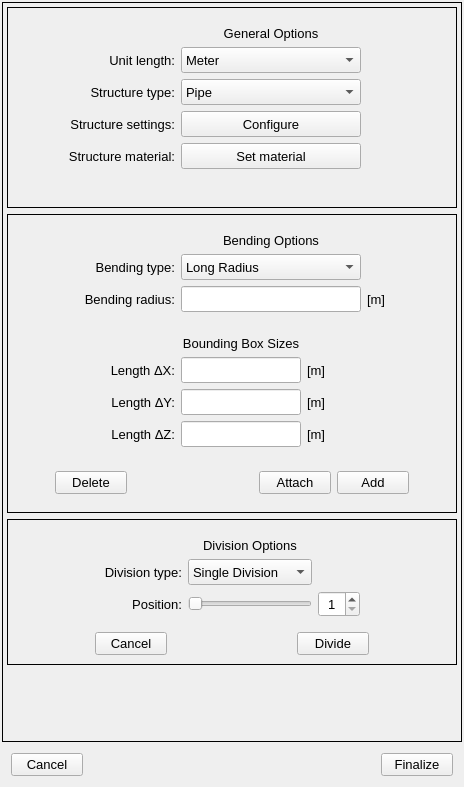
Above: pulse/interface/data/ui_files/model/geometry/geometry_designer_widget.ui from open-pulse/OpenPulse before the change. Below: the same form after it.
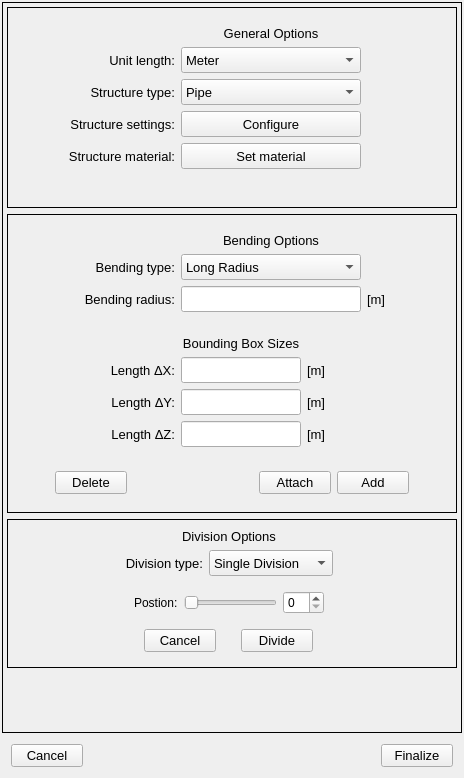
That is the form after the change.

Commit message: Adds options_stack_widget in GeometryDesignerWidget

```diff
--- a/pulse/interface/data/ui_files/model/geometry/geometry_designer_widget.ui
+++ b/pulse/interface/data/ui_files/model/geometry/geometry_designer_widget.ui
@@ -7,9 +7,15 @@
     <x>0</x>
     <y>0</y>
     <width>464</width>
-    <height>787</height>
+    <height>778</height>
    </rect>
   </property>
+  <property name="minimumSize">
+   <size>
+    <width>0</width>
+    <height>0</height>
+   </size>
+  </property>
   <property name="windowTitle">
    <string>Form</string>
   </property>
@@ -46,7 +52,7 @@
         <x>0</x>
         <y>0</y>
         <width>458</width>
-        <height>737</height>
+        <height>728</height>
        </rect>
       </property>
       <layout class="QGridLayout" name="gridLayout_4">
@@ -62,300 +68,18 @@
        <property name="bottomMargin">
         <number>4</number>
        </property>
-       <item row="3" column="0">
-        <widget class="QFrame" name="frame_division_options_2">
-         <property name="frameShape">
-          <enum>QFrame::Box</enum>
+       <item row="9" column="0">
+        <spacer name="verticalSpacer">
+         <property name="orientation">
+          <enum>Qt::Vertical</enum>
          </property>
-         <property name="frameShadow">
-          <enum>QFrame::Plain</enum>
+         <property name="sizeHint" stdset="0">
+          <size>
+           <width>20</width>
+           <height>40</height>
+          </size>
          </property>
-         <layout class="QGridLayout" name="gridLayout_7">
-          <item row="1" column="1">
-           <widget class="QFrame" name="frame_5">
-            <property name="frameShape">
-             <enum>QFrame::NoFrame</enum>
-            </property>
-            <property name="frameShadow">
-             <enum>QFrame::Raised</enum>
-            </property>
-            <layout class="QHBoxLayout" name="horizontalLayout_3">
-             <property name="leftMargin">
-              <number>0</number>
-             </property>
-             <property name="topMargin">
-              <number>0</number>
-             </property>
-             <property name="rightMargin">
-              <number>0</number>
-             </property>
-             <property name="bottomMargin">
-              <number>0</number>
-             </property>
-             <item>
-              <widget class="QPushButton" name="cancel_division_button">
-               <property name="minimumSize">
-                <size>
-                 <width>72</width>
-                 <height>0</height>
-                </size>
-               </property>
-               <property name="maximumSize">
-                <size>
-                 <width>72</width>
-                 <height>16777215</height>
-                </size>
-               </property>
-               <property name="font">
-                <font>
-                 <pointsize>10</pointsize>
-                </font>
-               </property>
-               <property name="text">
-                <string>Cancel</string>
-               </property>
-              </widget>
-             </item>
-             <item>
-              <spacer name="horizontalSpacer_11">
-               <property name="orientation">
-                <enum>Qt::Horizontal</enum>
-               </property>
-               <property name="sizeHint" stdset="0">
-                <size>
-                 <width>40</width>
-                 <height>20</height>
-                </size>
-               </property>
-              </spacer>
-             </item>
-             <item>
-              <widget class="QPushButton" name="apply_division_button">
-               <property name="minimumSize">
-                <size>
-                 <width>72</width>
-                 <height>0</height>
-                </size>
-               </property>
-               <property name="maximumSize">
-                <size>
-                 <width>72</width>
-                 <height>16777215</height>
-                </size>
-               </property>
-               <property name="font">
-                <font>
-                 <pointsize>10</pointsize>
-                </font>
-               </property>
-               <property name="text">
-                <string>Divide</string>
-               </property>
-              </widget>
-             </item>
-            </layout>
-           </widget>
-          </item>
-          <item row="0" column="1">
-           <widget class="QFrame" name="frame_division_options">
-            <property name="frameShape">
-             <enum>QFrame::NoFrame</enum>
-            </property>
-            <property name="frameShadow">
-             <enum>QFrame::Raised</enum>
-            </property>
-            <layout class="QGridLayout" name="gridLayout_3">
-             <item row="2" column="1">
-              <widget class="QSlider" name="division_slider">
-               <property name="sizePolicy">
-                <sizepolicy hsizetype="Preferred" vsizetype="Fixed">
-                 <horstretch>180</horstretch>
-                 <verstretch>0</verstretch>
-                </sizepolicy>
-               </property>
-               <property name="minimumSize">
-                <size>
-                 <width>0</width>
-                 <height>26</height>
-                </size>
-               </property>
-               <property name="maximumSize">
-                <size>
-                 <width>180</width>
-                 <height>26</height>
-                </size>
-               </property>
-               <property name="minimum">
-                <number>1</number>
-               </property>
-               <property name="maximum">
-                <number>10</number>
-               </property>
-               <property name="orientation">
-                <enum>Qt::Horizontal</enum>
-               </property>
-              </widget>
-             </item>
-             <item row="2" column="0">
-              <widget class="QLabel" name="division_slider_label">
-               <property name="minimumSize">
-                <size>
-                 <width>0</width>
-                 <height>26</height>
-                </size>
-               </property>
-               <property name="maximumSize">
-                <size>
-                 <width>120</width>
-                 <height>26</height>
-                </size>
-               </property>
-               <property name="font">
-                <font>
-                 <pointsize>10</pointsize>
-                </font>
-               </property>
-               <property name="text">
-                <string>Position:</string>
-               </property>
-               <property name="alignment">
-                <set>Qt::AlignRight|Qt::AlignTrailing|Qt::AlignVCenter</set>
-               </property>
-              </widget>
-             </item>
-             <item row="0" column="1">
-              <widget class="QLabel" name="general_options_label_2">
-               <property name="font">
-                <font>
-                 <pointsize>10</pointsize>
-                 <weight>50</weight>
-                 <bold>false</bold>
-                </font>
-               </property>
-               <property name="text">
-                <string>Division Options</string>
-               </property>
-               <property name="alignment">
-                <set>Qt::AlignCenter</set>
-               </property>
-              </widget>
-             </item>
-             <item row="1" column="1">
-              <widget class="QComboBox" name="division_combobox">
-               <property name="minimumSize">
-                <size>
-                 <width>0</width>
-                 <height>26</height>
-                </size>
-               </property>
-               <property name="maximumSize">
-                <size>
-                 <width>180</width>
-                 <height>26</height>
-                </size>
-               </property>
-               <property name="font">
-                <font>
-                 <pointsize>10</pointsize>
-                </font>
-               </property>
-               <item>
-                <property name="text">
-                 <string>Single Division</string>
-                </property>
-               </item>
-               <item>
-                <property name="text">
-                 <string>Multiple Division</string>
-                </property>
-               </item>
-              </widget>
-             </item>
-             <item row="1" column="0">
-              <widget class="QLabel" name="label">
-               <property name="minimumSize">
-                <size>
-                 <width>0</width>
-                 <height>26</height>
-                </size>
-               </property>
-               <property name="maximumSize">
-                <size>
-                 <width>120</width>
-                 <height>26</height>
-                </size>
-               </property>
-               <property name="font">
-                <font>
-                 <pointsize>10</pointsize>
-                </font>
-               </property>
-               <property name="text">
-                <string>Division type:</string>
-               </property>
-               <property name="alignment">
-                <set>Qt::AlignRight|Qt::AlignTrailing|Qt::AlignVCenter</set>
-               </property>
-              </widget>
-             </item>
-             <item row="2" column="2">
-              <widget class="QSpinBox" name="division_amount_spinbox">
-               <property name="minimumSize">
-                <size>
-                 <width>42</width>
-                 <height>26</height>
-                </size>
-               </property>
-               <property name="maximumSize">
-                <size>
-                 <width>42</width>
-                 <height>26</height>
-                </size>
-               </property>
-               <property name="font">
-                <font>
-                 <pointsize>10</pointsize>
-                </font>
-               </property>
-               <property name="alignment">
-                <set>Qt::AlignCenter</set>
-               </property>
-               <property name="minimum">
-                <number>1</number>
-               </property>
-              </widget>
-             </item>
-            </layout>
-           </widget>
-          </item>
-          <item row="0" column="2">
-           <spacer name="horizontalSpacer_10">
-            <property name="orientation">
-             <enum>Qt::Horizontal</enum>
-            </property>
-            <property name="sizeHint" stdset="0">
-             <size>
-              <width>40</width>
-              <height>20</height>
-             </size>
-            </property>
-           </spacer>
-          </item>
-          <item row="0" column="0">
-           <spacer name="horizontalSpacer_9">
-            <property name="orientation">
-             <enum>Qt::Horizontal</enum>
-            </property>
-            <property name="sizeHint" stdset="0">
-             <size>
-              <width>40</width>
-              <height>20</height>
-             </size>
-            </property>
-           </spacer>
-          </item>
-         </layout>
-        </widget>
+        </spacer>
        </item>
        <item row="2" column="0">
         <widget class="QFrame" name="create_structure_frame">
@@ -948,19 +672,6 @@
          </layout>
         </widget>
        </item>
-       <item row="4" column="0">
-        <spacer name="verticalSpacer">
-         <property name="orientation">
-          <enum>Qt::Vertical</enum>
-         </property>
-         <property name="sizeHint" stdset="0">
-          <size>
-           <width>20</width>
-           <height>40</height>
-          </size>
-         </property>
-        </spacer>
-       </item>
        <item row="0" column="0">
         <widget class="QFrame" name="frame_2">
          <property name="frameShape">
@@ -1358,6 +1069,271 @@
          </layout>
         </widget>
        </item>
+       <item row="8" column="0">
+        <widget class="QFrame" name="frame_division_options">
+         <property name="frameShape">
+          <enum>QFrame::Box</enum>
+         </property>
+         <property name="frameShadow">
+          <enum>QFrame::Plain</enum>
+         </property>
+         <layout class="QGridLayout" name="gridLayout_7">
+          <item row="3" column="1">
+           <layout class="QHBoxLayout" name="horizontalLayout_5">
+            <item>
+             <layout class="QVBoxLayout" name="verticalLayout">
+              <item>
+               <widget class="QStackedWidget" name="options_stack_widget">
+                <property name="sizePolicy">
+                 <sizepolicy hsizetype="Expanding" vsizetype="Expanding">
+                  <horstretch>0</horstretch>
+                  <verstretch>0</verstretch>
+                 </sizepolicy>
+                </property>
+                <property name="minimumSize">
+                 <size>
+                  <width>0</width>
+                  <height>0</height>
+                 </size>
+                </property>
+                <property name="currentIndex">
+                 <number>0</number>
+                </property>
+                <widget class="QWidget" name="page_9">
+                 <layout class="QHBoxLayout" name="horizontalLayout_4">
+                  <item>
+                   <widget class="QLabel" name="position_slider_label">
+                    <property name="text">
+                     <string>Postion:</string>
+                    </property>
+                   </widget>
+                  </item>
+                  <item>
+                   <widget class="QSlider" name="position_slider">
+                    <property name="orientation">
+                     <enum>Qt::Horizontal</enum>
+                    </property>
+                   </widget>
+                  </item>
+                  <item>
+                   <widget class="QSpinBox" name="position_spinbox"/>
+                  </item>
+                 </layout>
+                </widget>
+                <widget class="QWidget" name="page_10">
+                 <layout class="QHBoxLayout" name="horizontalLayout_6">
+                  <item>
+                   <widget class="QLabel" name="division_slider_label">
+                    <property name="text">
+                     <string>Divisions:</string>
+                    </property>
+                   </widget>
+                  </item>
+                  <item>
+                   <widget class="QSlider" name="division_slider">
+                    <property name="orientation">
+                     <enum>Qt::Horizontal</enum>
+                    </property>
+                   </widget>
+                  </item>
+                  <item>
+                   <widget class="QSpinBox" name="division_amount_spinbox"/>
+                  </item>
+                 </layout>
+                </widget>
+               </widget>
+              </item>
+             </layout>
+            </item>
+           </layout>
+          </item>
+          <item row="2" column="1">
+           <layout class="QHBoxLayout" name="horizontalLayout_13">
+            <item>
+             <widget class="QLabel" name="label_4">
+              <property name="minimumSize">
+               <size>
+                <width>0</width>
+                <height>26</height>
+               </size>
+              </property>
+              <property name="maximumSize">
+               <size>
+                <width>120</width>
+                <height>26</height>
+               </size>
+              </property>
+              <property name="font">
+               <font>
+                <pointsize>10</pointsize>
+               </font>
+              </property>
+              <property name="text">
+               <string>Division type:</string>
+              </property>
+              <property name="alignment">
+               <set>Qt::AlignRight|Qt::AlignTrailing|Qt::AlignVCenter</set>
+              </property>
+             </widget>
+            </item>
+            <item>
+             <widget class="QComboBox" name="division_combobox">
+              <property name="minimumSize">
+               <size>
+                <width>0</width>
+                <height>26</height>
+               </size>
+              </property>
+              <property name="maximumSize">
+               <size>
+                <width>180</width>
+                <height>26</height>
+               </size>
+              </property>
+              <property name="font">
+               <font>
+                <pointsize>10</pointsize>
+               </font>
+              </property>
+              <item>
+               <property name="text">
+                <string>Single Division</string>
+               </property>
+              </item>
+              <item>
+               <property name="text">
+                <string>Multiple Division</string>
+               </property>
+              </item>
+             </widget>
+            </item>
+           </layout>
+          </item>
+          <item row="0" column="1">
+           <layout class="QVBoxLayout" name="verticalLayout_9"/>
+          </item>
+          <item row="5" column="1">
+           <layout class="QHBoxLayout" name="horizontalLayout_11">
+            <item>
+             <widget class="QPushButton" name="cancel_division_button">
+              <property name="minimumSize">
+               <size>
+                <width>72</width>
+                <height>0</height>
+               </size>
+              </property>
+              <property name="maximumSize">
+               <size>
+                <width>72</width>
+                <height>16777215</height>
+               </size>
+              </property>
+              <property name="font">
+               <font>
+                <pointsize>10</pointsize>
+               </font>
+              </property>
+              <property name="text">
+               <string>Cancel</string>
+              </property>
+             </widget>
+            </item>
+            <item>
+             <widget class="QPushButton" name="apply_division_button">
+              <property name="minimumSize">
+               <size>
+                <width>72</width>
+                <height>0</height>
+               </size>
+              </property>
+              <property name="maximumSize">
+               <size>
+                <width>72</width>
+                <height>16777215</height>
+               </size>
+              </property>
+              <property name="font">
+               <font>
+                <pointsize>10</pointsize>
+               </font>
+              </property>
+              <property name="text">
+               <string>Divide</string>
+              </property>
+             </widget>
+            </item>
+           </layout>
+          </item>
+          <item row="10" column="2">
+           <widget class="QFrame" name="frame_5">
+            <property name="frameShape">
+             <enum>QFrame::NoFrame</enum>
+            </property>
+            <property name="frameShadow">
+             <enum>QFrame::Raised</enum>
+            </property>
+            <layout class="QHBoxLayout" name="horizontalLayout_3">
+             <property name="leftMargin">
+              <number>0</number>
+             </property>
+             <property name="topMargin">
+              <number>0</number>
+             </property>
+             <property name="rightMargin">
+              <number>0</number>
+             </property>
+             <property name="bottomMargin">
+              <number>0</number>
+             </property>
+            </layout>
+           </widget>
+          </item>
+          <item row="1" column="1">
+           <widget class="QLabel" name="general_options_label_3">
+            <property name="font">
+             <font>
+              <pointsize>10</pointsize>
+              <weight>50</weight>
+              <bold>false</bold>
+             </font>
+            </property>
+            <property name="text">
+             <string>Division Options</string>
+            </property>
+            <property name="alignment">
+             <set>Qt::AlignCenter</set>
+            </property>
+           </widget>
+          </item>
+          <item row="2" column="3">
+           <spacer name="horizontalSpacer_10">
+            <property name="orientation">
+             <enum>Qt::Horizontal</enum>
+            </property>
+            <property name="sizeHint" stdset="0">
+             <size>
+              <width>40</width>
+              <height>20</height>
+             </size>
+            </property>
+           </spacer>
+          </item>
+          <item row="2" column="0">
+           <spacer name="horizontalSpacer_9">
+            <property name="orientation">
+             <enum>Qt::Horizontal</enum>
+            </property>
+            <property name="sizeHint" stdset="0">
+             <size>
+              <width>40</width>
+              <height>20</height>
+             </size>
+            </property>
+           </spacer>
+          </item>
+         </layout>
+        </widget>
+       </item>
       </layout>
      </widget>
     </widget>
```
The commit also changes 1 other file.
